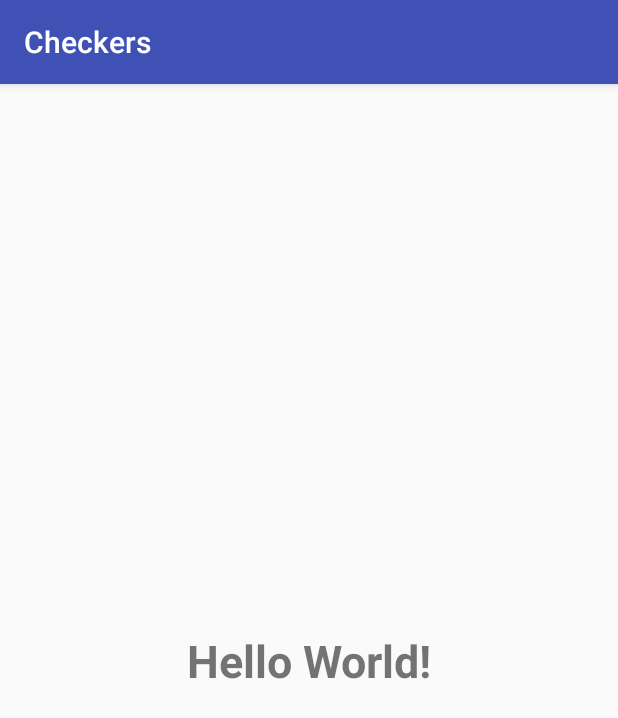
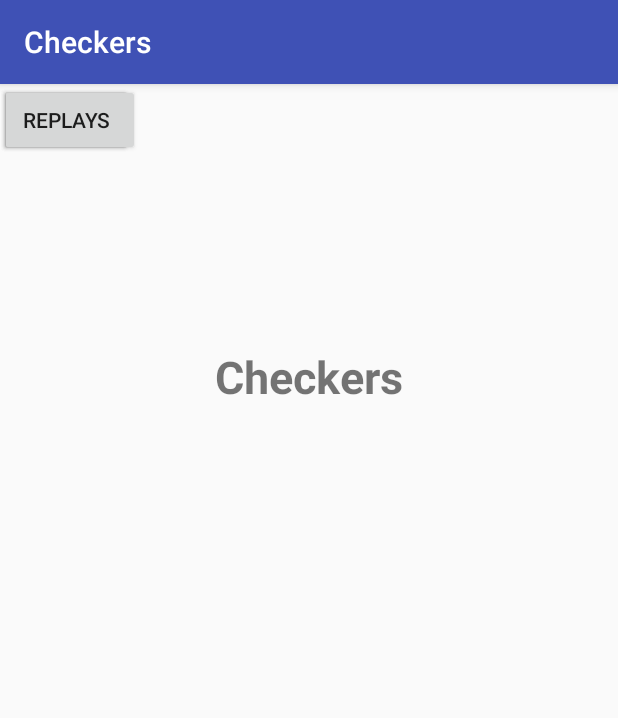
Before and after one commit to JosephGormley/Checkers, an Android app: the screen it shows after launch (MainActivity), on a phone screen of 412 x 824 dp. Shown: the top 718 px of the screen. Run offline under Robolectric (Android 15) with nearby library versions, the phone set to English and light mode, and no system bars.

Commit message:
Main Menu XML - rough visual
Buttons: New, Continue, Replays

```diff
--- a/app/src/main/res/layout/activity_main.xml
+++ b/app/src/main/res/layout/activity_main.xml
@@ -1,22 +1,43 @@
 <?xml version="1.0" encoding="utf-8"?>
-<android.support.constraint.ConstraintLayout
-    xmlns:android="http://schemas.android.com/apk/res/android"
+<android.support.constraint.ConstraintLayout xmlns:android="http://schemas.android.com/apk/res/android"
+    xmlns:app="http://schemas.android.com/apk/res-auto"
     xmlns:tools="http://schemas.android.com/tools"
-    xmlns:app="http://schemas.android.com/apk/res-auto"
     android:layout_width="match_parent"
     android:layout_height="match_parent"
     tools:context="com.example.joegormley.checkers.MainActivity">
 
     <TextView
         android:layout_width="wrap_content"
-        android:layout_height="wrap_content"
-        android:text="Hello World!"
+        android:layout_height="45dp"
+        android:text="Checkers"
         android:textSize="30sp"
-
         android:textStyle="bold"
         app:layout_constraintBottom_toBottomOf="parent"
         app:layout_constraintLeft_toLeftOf="parent"
         app:layout_constraintRight_toRightOf="parent"
-        app:layout_constraintTop_toTopOf="parent" />
+        app:layout_constraintTop_toTopOf="parent"
+        app:layout_constraintVertical_bias="0.242" />
+
+    <Button
+        android:layout_width="wrap_content"
+        android:layout_height="wrap_content"
+        android:text="New"
+        tools:layout_editor_absoluteX="148dp"
+        tools:layout_editor_absoluteY="181dp" />
+
+    <Button
+        android:layout_width="wrap_content"
+        android:layout_height="wrap_content"
+        android:text="Continue"
+        tools:layout_editor_absoluteX="146dp"
+        tools:layout_editor_absoluteY="247dp" />
+
+    <Button
+        android:layout_width="wrap_content"
+        android:layout_height="wrap_content"
+        android:text="Replays"
+        tools:layout_editor_absoluteX="148dp"
+        tools:layout_editor_absoluteY="315dp" />
+
 
 </android.support.constraint.ConstraintLayout>
```
